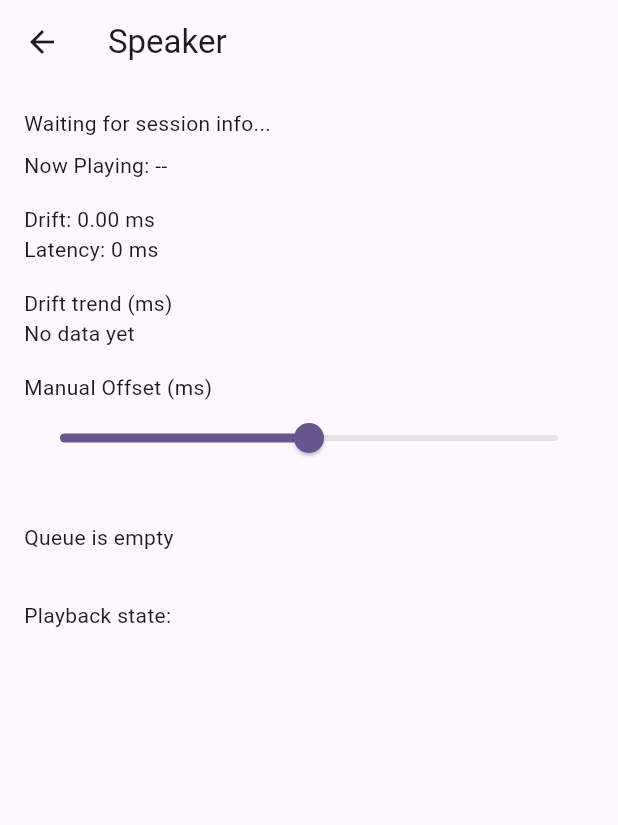
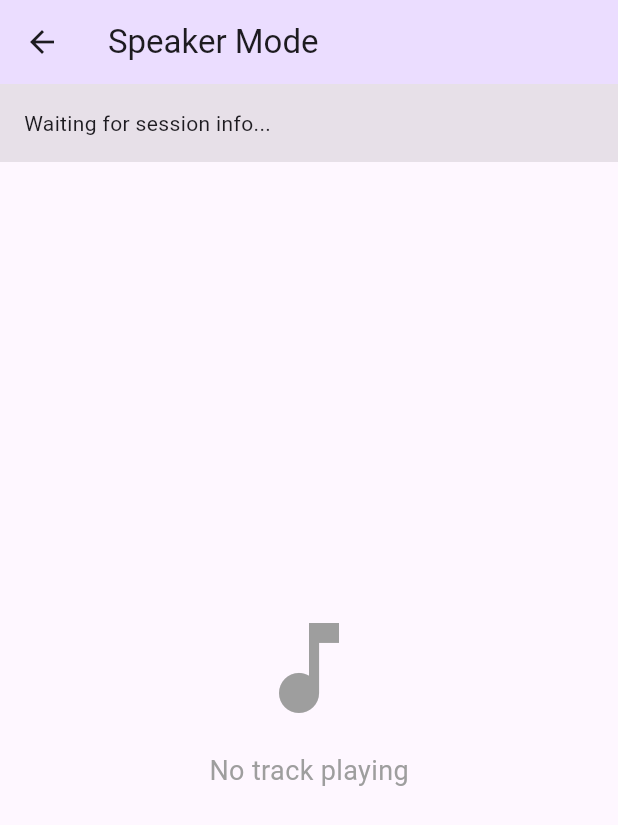
Before and after one commit to macdipu/jamsync, a Flutter app: the SpeakerPage screen opened by its route, on a phone screen of 412 x 824 dp. Shown: the top 825 px of the screen. Run offline on Flutter 3.47's test engine with Material 3 defaults, Android fonts, the phone set to English and light mode, and no system bars; our stand-ins replace audio_service, get, just_audio; missing offline and left inert: audio_session, on_audio_query_pluse; statements that could not run were skipped.

Commit message:
feat: enhance speaker page layout and sync status display, improve audio playback handling

```diff
--- a/lib/infrastructure/audio/jam_audio_handler.dart
+++ b/lib/infrastructure/audio/jam_audio_handler.dart
@@ -18,15 +18,19 @@ class JamAudioHandler extends BaseAudioHandler with SeekHandler {
     await session.configure(const AudioSessionConfiguration.music());
     final item = _toMediaItem(track);
     _currentMediaItem = item;
+    mediaItem.add(item);
     queue.add([item]);
-    mediaItem.add(item);
+
     await _player.setAudioSource(
       AudioSource.uri(
         track.source,
         tag: item,
       ),
     );
-    playbackState.add(playbackState.value.copyWith(processingState: AudioProcessingState.ready));
+
+    playbackState.add(playbackState.value.copyWith(
+      processingState: AudioProcessingState.ready,
+    ));
   }
 
   Future<Duration> position() async => _player.position;
@@ -34,10 +38,14 @@ class JamAudioHandler extends BaseAudioHandler with SeekHandler {
   Future<Duration?> duration() async => _player.duration;
 
   @override
-  Future<void> play() => _player.play();
+  Future<void> play() async {
+    await _player.play();
+  }
 
   @override
-  Future<void> pause() => _player.pause();
+  Future<void> pause() async {
+    await _player.pause();
+  }
 
   @override
   Future<void> stop() => _player.stop();
--- a/lib/infrastructure/sync/sync_engine_impl.dart
+++ b/lib/infrastructure/sync/sync_engine_impl.dart
@@ -57,7 +57,10 @@ class SyncEngineImpl implements ISyncEngine {
       _lastDriftMs = drift.inMilliseconds.toDouble();
       final driftMs = _lastDriftMs.abs();
       _logger?.info('Sync tick drift: ${_lastDriftMs.toStringAsFixed(2)}ms');
+
+      if (expectedPosition > Duration.zero) {
         if (driftMs < 30) {
+          playback.play();
           return;
         }
         if (driftMs <= 150) {
@@ -66,7 +69,8 @@ class SyncEngineImpl implements ISyncEngine {
           return;
         }
         _logger?.warn('Large drift detected (${driftMs}ms); seeking to aligned position');
-      playback.seek(expectedPosition);
+        playback.seek(expectedPosition).then((_) => playback.play());
+      }
     });
   }
 
--- a/lib/presentation/speaker/speaker_controller.dart
+++ b/lib/presentation/speaker/speaker_controller.dart
@@ -121,6 +121,7 @@ class SpeakerController extends GetxController {
       sequence: payload['sequence'] as int,
     );
     _syncEngine.onSyncTick(packet);
+    driftMs.value = _syncEngine.lastDriftMs;
     driftHistory.add(driftMs.value);
     if (driftHistory.length > 20) {
       driftHistory.removeAt(0);
--- a/lib/presentation/speaker/speaker_page.dart
+++ b/lib/presentation/speaker/speaker_page.dart
@@ -1,6 +1,7 @@
 import 'package:flutter/material.dart';
 import 'package:get/get.dart';
 
+import '../../domain/entities/session.dart';
 import 'speaker_controller.dart';
 
 class SpeakerPage extends GetView<SpeakerController> {
@@ -8,100 +9,244 @@ class SpeakerPage extends GetView<SpeakerController> {
 
   @override
   Widget build(BuildContext context) {
+    final Session? session = Get.arguments as Session?;
+    if (session != null) {
+      controller.attachSession(session);
+    }
+
     return Scaffold(
-      appBar: AppBar(title: const Text('Speaker')),
-      body: Padding(
+      appBar: AppBar(
+        title: const Text('Speaker Mode'),
+        backgroundColor: Theme.of(context).colorScheme.primaryContainer,
+      ),
+      body: Column(
+        children: [
+          // Session info banner
+          Container(
+            width: double.infinity,
             padding: const EdgeInsets.all(16),
-        child: Column(
-          crossAxisAlignment: CrossAxisAlignment.start,
-          children: [
-            Obx(() {
+            color: Theme.of(context).colorScheme.surfaceContainerHighest,
+            child: Obx(() {
               final session = controller.currentSession.value;
               if (session == null) {
                 return const Text('Waiting for session info...');
               }
-              return Text('Session: ${session.name}');
-            }),
-            const SizedBox(height: 8),
-            Obx(() {
-              final track = controller.currentTrack.value;
-              if (track == null) {
-                return const Text('Now Playing: --');
-              }
               return Column(
                 crossAxisAlignment: CrossAxisAlignment.start,
                 children: [
-                  Text('Now Playing: ${track.title}', style: Theme.of(context).textTheme.titleMedium),
-                  Text(track.artist, style: Theme.of(context).textTheme.bodySmall),
+                  Row(
+                    children: [
+                      Icon(Icons.speaker_group,
+                        color: Theme.of(context).colorScheme.primary),
+                      const SizedBox(width: 8),
+                      Expanded(
+                        child: Text(
+                          session.name,
+                          style: Theme.of(context).textTheme.titleMedium?.copyWith(
+                            fontWeight: FontWeight.bold,
+                          ),
+                        ),
+                      ),
+                    ],
+                  ),
+                  const SizedBox(height: 4),
+                  Obx(() => Text(
+                    'Playing in sync • ${controller.playbackState.value}',
+                    style: Theme.of(context).textTheme.bodySmall?.copyWith(
+                      color: Theme.of(context).colorScheme.onSurfaceVariant,
+                    ),
+                  )),
                 ],
               );
             }),
-            const SizedBox(height: 16),
-            Obx(() => Text('Drift: ${controller.driftMs.value.toStringAsFixed(2)} ms')),
-            Obx(() => Text('Latency: ${controller.latencyMs.value} ms')),
-            const SizedBox(height: 16),
-            const Text('Drift trend (ms)'),
+          ),
+
+          // Now playing section
+          Expanded(
+            child: Obx(() {
+              final track = controller.currentTrack.value;
+              if (track == null) {
+                return const Center(
+                  child: Column(
+                    mainAxisAlignment: MainAxisAlignment.center,
+                    children: [
+                      Icon(Icons.music_note, size: 80, color: Colors.grey),
+                      SizedBox(height: 16),
+                      Text('No track playing', style: TextStyle(fontSize: 18, color: Colors.grey)),
+                    ],
+                  ),
+                );
+              }
+
+              return SingleChildScrollView(
+                padding: const EdgeInsets.all(24),
+                child: Column(
+                  children: [
+                    const SizedBox(height: 32),
+                    // Album art placeholder
+                    Container(
+                      width: 280,
+                      height: 280,
+                      decoration: BoxDecoration(
+                        color: Theme.of(context).colorScheme.primaryContainer,
+                        borderRadius: BorderRadius.circular(16),
+                        boxShadow: [
+                          BoxShadow(
+                            color: Colors.black.withValues(alpha: 0.2),
+                            blurRadius: 20,
+                            offset: const Offset(0, 10),
+                          ),
+                        ],
+                      ),
+                      child: Icon(
+                        Icons.music_note,
+                        size: 120,
+                        color: Theme.of(context).colorScheme.onPrimaryContainer,
+                      ),
+                    ),
+                    const SizedBox(height: 48),
+
+                    // Track title
+                    Text(
+                      track.title,
+                      style: Theme.of(context).textTheme.headlineSmall?.copyWith(
+                        fontWeight: FontWeight.bold,
+                      ),
+                      textAlign: TextAlign.center,
+                    ),
+                    const SizedBox(height: 8),
+
+                    // Artist name
+                    Text(
+                      track.artist,
+                      style: Theme.of(context).textTheme.titleMedium?.copyWith(
+                        color: Colors.grey[600],
+                      ),
+                      textAlign: TextAlign.center,
+                    ),
+                    const SizedBox(height: 48),
+
+                    // Sync status indicator
                     Obx(() {
-              final history = controller.driftHistory;
-              if (history.isEmpty) {
-                return const Text('No data yet');
-              }
-              return SizedBox(
-                height: 80,
+                      final drift = controller.driftMs.value;
+                      final isInSync = drift.abs() < 50;
+                      return Container(
+                        padding: const EdgeInsets.symmetric(horizontal: 16, vertical: 8),
+                        decoration: BoxDecoration(
+                          color: isInSync
+                            ? Colors.green.withValues(alpha: 0.1)
+                            : Colors.orange.withValues(alpha: 0.1),
+                          borderRadius: BorderRadius.circular(20),
+                          border: Border.all(
+                            color: isInSync ? Colors.green : Colors.orange,
+                          ),
+                        ),
                         child: Row(
-                  crossAxisAlignment: CrossAxisAlignment.end,
-                  children: history
-                      .map((value) => Expanded(
-                            child: Container(
-                              margin: const EdgeInsets.symmetric(horizontal: 1),
-                              height: value.abs().clamp(4.0, 80.0),
-                              color: value.abs() > 150 ? Colors.red : Colors.green,
+                          mainAxisSize: MainAxisSize.min,
+                          children: [
+                            Icon(
+                              isInSync ? Icons.check_circle : Icons.sync,
+                              color: isInSync ? Colors.green : Colors.orange,
+                              size: 20,
                             ),
-                          ))
-                      .toList(),
+                            const SizedBox(width: 8),
+                            Text(
+                              isInSync ? 'In Sync' : 'Syncing...',
+                              style: TextStyle(
+                                color: isInSync ? Colors.green : Colors.orange,
+                                fontWeight: FontWeight.w600,
+                              ),
+                            ),
+                          ],
                         ),
                       );
                     }),
-            const SizedBox(height: 16),
-            const Text('Manual Offset (ms)'),
-            Obx(() {
-              return Slider(
-                value: controller.userOffset.value,
-                min: -200,
-                max: 200,
-                onChanged: controller.setUserOffset,
+                  ],
+                ),
               );
             }),
-            const SizedBox(height: 16),
+          ),
+
+          // Queue section
           Obx(() {
             final queue = controller.queue;
             if (queue.isEmpty) {
-                return const Padding(
-                  padding: EdgeInsets.symmetric(vertical: 16),
-                  child: Text('Queue is empty'),
-                );
+              return const SizedBox.shrink();
             }
-              return Expanded(
+
+            return Container(
+              height: 200,
+              decoration: BoxDecoration(
+                color: Theme.of(context).colorScheme.surface,
+                boxShadow: [
+                  BoxShadow(
+                    color: Colors.black.withValues(alpha: 0.1),
+                    blurRadius: 10,
+                    offset: const Offset(0, -5),
+                  ),
+                ],
+              ),
+              child: Column(
+                crossAxisAlignment: CrossAxisAlignment.start,
+                children: [
+                  Padding(
+                    padding: const EdgeInsets.all(16),
+                    child: Row(
+                      children: [
+                        Icon(Icons.queue_music,
+                          color: Theme.of(context).colorScheme.primary),
+                        const SizedBox(width: 8),
+                        Text(
+                          'Up Next',
+                          style: Theme.of(context).textTheme.titleMedium?.copyWith(
+                            fontWeight: FontWeight.bold,
+                          ),
+                        ),
+                      ],
+                    ),
+                  ),
+                  Expanded(
                     child: ListView.builder(
                       itemCount: queue.length,
+                      padding: const EdgeInsets.symmetric(horizontal: 16),
                       itemBuilder: (context, index) {
                         final track = queue[index];
                         final isCurrent = controller.currentTrack.value?.id == track.id;
                         return ListTile(
-                      leading: Icon(isCurrent ? Icons.equalizer : Icons.music_note,
-                          color: isCurrent ? Theme.of(context).colorScheme.primary : null),
-                      title: Text(track.title),
-                      subtitle: Text(track.artist),
-                      trailing: isCurrent ? const Text('Playing') : null,
+                          dense: true,
+                          contentPadding: const EdgeInsets.symmetric(horizontal: 8),
+                          leading: Icon(
+                            isCurrent ? Icons.equalizer : Icons.music_note,
+                            color: isCurrent
+                              ? Theme.of(context).colorScheme.primary
+                              : Colors.grey,
+                            size: 20,
+                          ),
+                          title: Text(
+                            track.title,
+                            style: TextStyle(
+                              fontWeight: isCurrent ? FontWeight.bold : FontWeight.normal,
+                              color: isCurrent
+                                ? Theme.of(context).colorScheme.primary
+                                : null,
+                            ),
+                            maxLines: 1,
+                            overflow: TextOverflow.ellipsis,
+                          ),
+                          subtitle: Text(
+                            track.artist,
+                            maxLines: 1,
+                            overflow: TextOverflow.ellipsis,
+                          ),
                         );
                       },
                     ),
+                  ),
+                ],
+              ),
             );
           }),
-            const SizedBox(height: 16),
-            Obx(() => Text('Playback state: ${controller.playbackState.value}')),
         ],
-        ),
       ),
     );
   }
```
Lines whose indentation alone changed are shown as unchanged.
